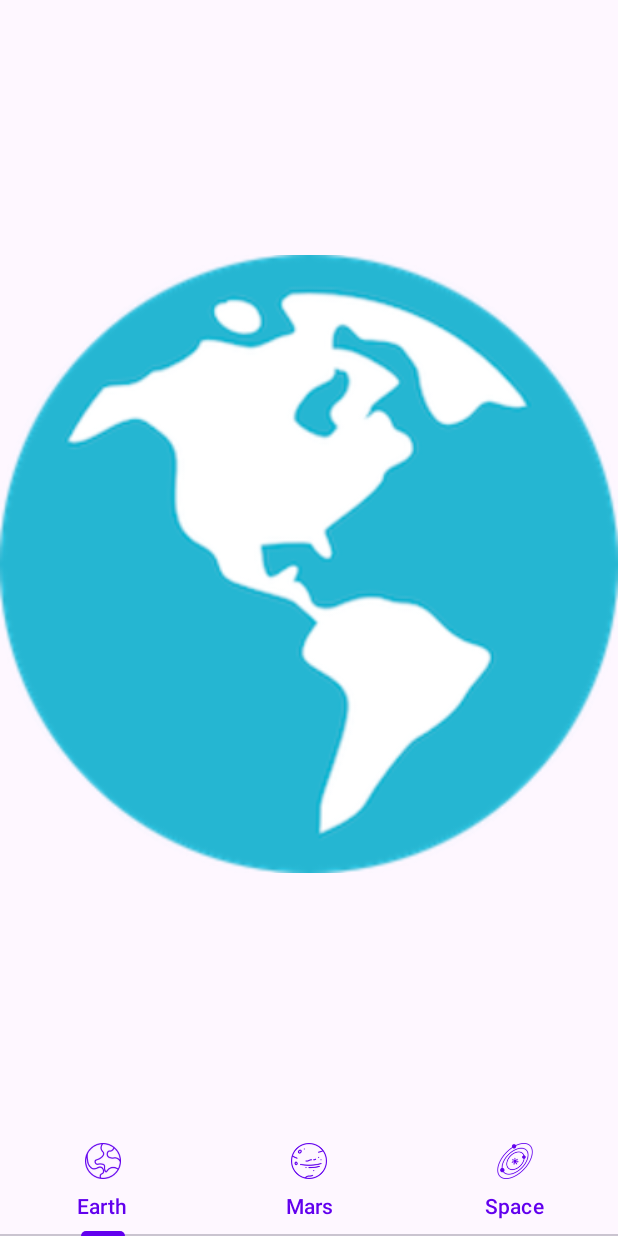
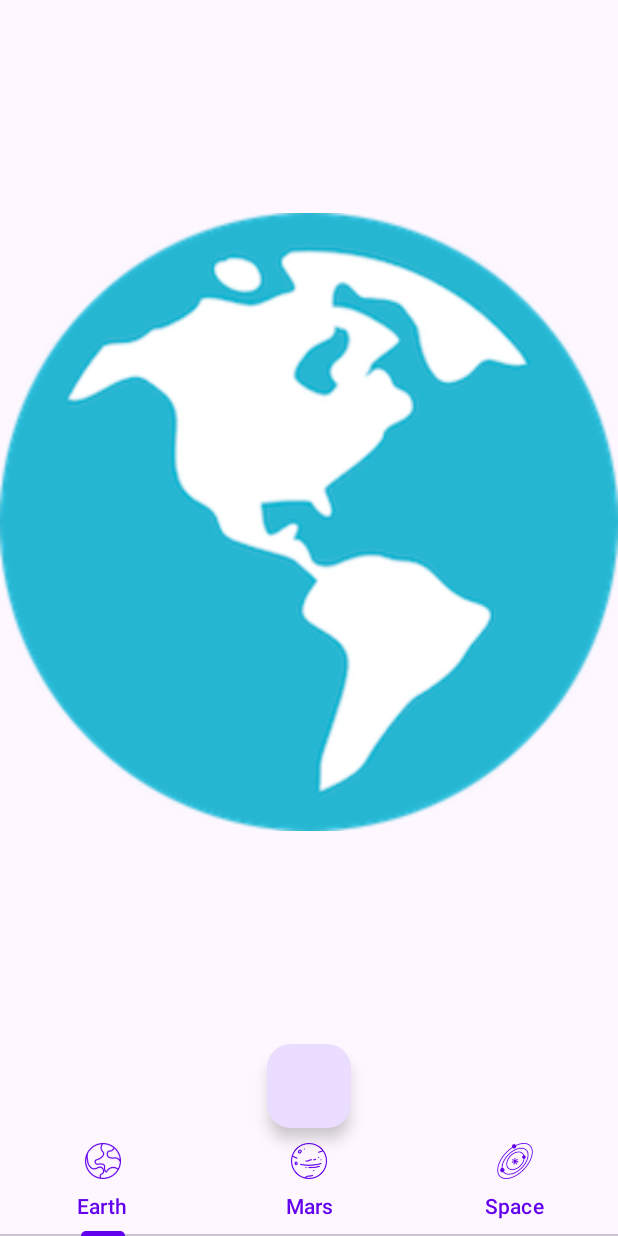
Before and after one commit to IiuliiaP/MaterialDesign, an Android app: the ViewPagerActivity screen opened directly, with no data from a screen before it, on a phone screen of 412 x 824 dp. Run offline under Robolectric (Android 15) with nearby library versions, the phone set to English and light mode, and no system bars.

Commit message:
анимация кнопки

```diff
--- a/app/src/main/res/layout/activity_view_pager.xml
+++ b/app/src/main/res/layout/activity_view_pager.xml
@@ -13,12 +13,16 @@
         android:layout_height="0dp"
         android:layout_weight="1"/>
 
+    <com.google.android.material.floatingactionbutton.FloatingActionButton
+        android:id="@+id/fabViewPagerActivity"
+        android:layout_width="wrap_content"
+        android:layout_height="wrap_content"
+        android:layout_gravity="center"/>
+
     <com.google.android.material.tabs.TabLayout
         android:id="@+id/tabLayoutViewPager"
         android:layout_width="match_parent"
         android:layout_height="wrap_content" />
 
 
-
-
 </LinearLayout>
```
Also changed, not shown: app/src/main/java/com/example/materialdesign/view/viewpager/ViewPagerActivity.kt (+15 -0 lines).
